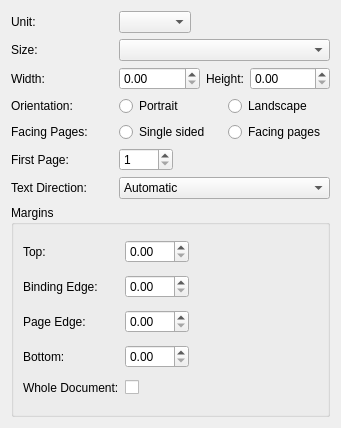
The window that kword/part/dialogs/KWPageLayout.ui (KDE/calligra) describes before a commit, drawn with Qt 5.
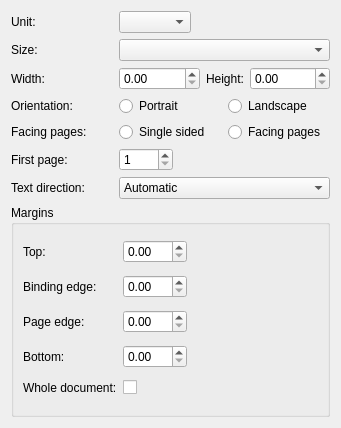
The same window after the commit. Custom widgets are drawn as their Qt base class.

Commit message: i18n/styleguide fix; no titlecase for labels.

Patch:
```diff
--- a/kword/part/dialogs/KWPageLayout.ui
+++ b/kword/part/dialogs/KWPageLayout.ui
@@ -143,7 +143,7 @@
    <item row="4" column="0" >
     <widget class="QLabel" name="facingPageLabel" >
      <property name="text" >
-      <string>Facing Pages:</string>
+      <string>Facing pages:</string>
      </property>
     </widget>
    </item>
@@ -164,7 +164,7 @@
    <item row="5" column="0" >
     <widget class="QLabel" name="label_6" >
      <property name="text" >
-      <string>First Page:</string>
+      <string>First page:</string>
      </property>
      <property name="buddy" >
       <cstring>firstPage</cstring>
@@ -244,7 +244,7 @@
       <item row="2" column="0" >
        <widget class="QLabel" name="rightLabel" >
         <property name="text" >
-         <string>Page Edge:</string>
+         <string>Page edge:</string>
         </property>
         <property name="buddy" >
          <cstring>pageEdgeMargin</cstring>
@@ -254,7 +254,7 @@
       <item row="1" column="0" >
        <widget class="QLabel" name="leftLabel" >
         <property name="text" >
-         <string>Binding Edge:</string>
+         <string>Binding edge:</string>
         </property>
         <property name="buddy" >
          <cstring>bindingEdgeMargin</cstring>
@@ -319,7 +319,7 @@
       <item row="4" column="0" >
        <widget class="QLabel" name="wholeDocumentLabel" >
         <property name="text" >
-         <string>Whole Document:</string>
+         <string>Whole document:</string>
         </property>
         <property name="buddy" >
          <cstring>wholeDocument</cstring>
@@ -332,7 +332,7 @@
    <item row="6" column="0" >
     <widget class="QLabel" name="directionLabel" >
      <property name="text" >
-      <string>Text Direction:</string>
+      <string>Text direction:</string>
      </property>
     </widget>
    </item>
```
